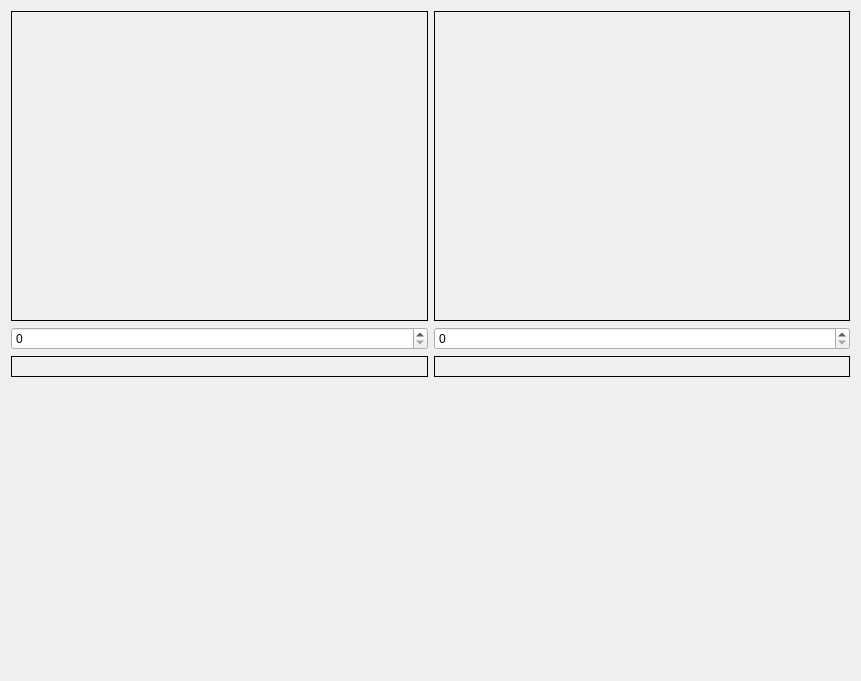
First picture: the form in StereoVision/widgetsettings.ui, repository dzikipasterz/StareoVision, before the edit.
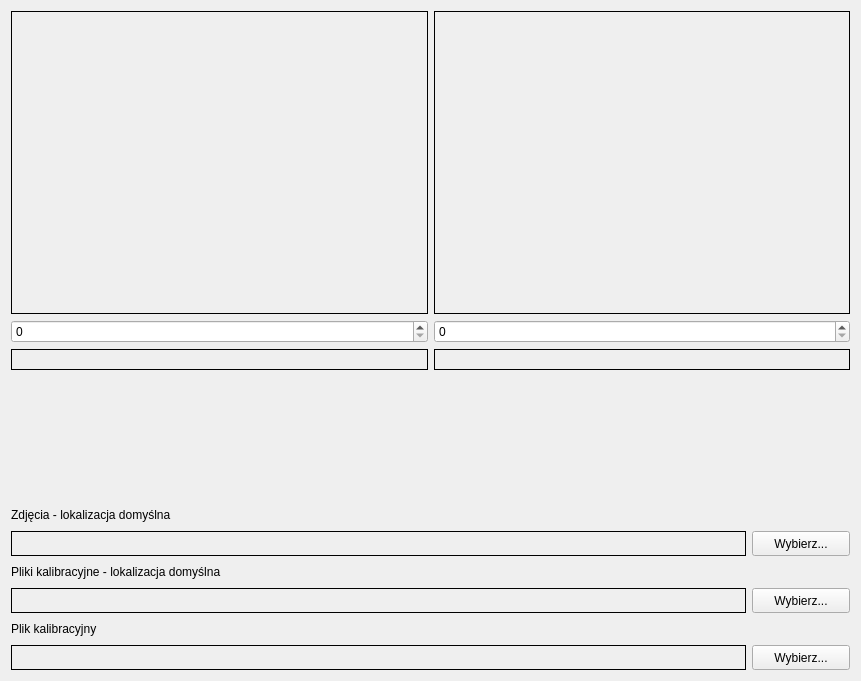
Second picture: the form after the edit.

What changed in the file:
```diff
--- a/StereoVision/widgetsettings.ui
+++ b/StereoVision/widgetsettings.ui
@@ -22,84 +22,24 @@
   <layout class="QVBoxLayout" name="verticalLayout">
    <item>
     <layout class="QGridLayout" name="gridLayout">
-     <item row="1" column="1">
-      <widget class="QSpinBox" name="rightCameraId"/>
-     </item>
-     <item row="1" column="0">
-      <widget class="QSpinBox" name="leftCameraId">
-       <property name="maximum">
-        <number>5</number>
-       </property>
-      </widget>
-     </item>
-     <item row="2" column="0">
-      <widget class="QLabel" name="labelLeftCameraStatus">
-       <property name="minimumSize">
-        <size>
-         <width>411</width>
-         <height>21</height>
-        </size>
-       </property>
-       <property name="maximumSize">
-        <size>
-         <width>2000</width>
-         <height>21</height>
-        </size>
-       </property>
-       <property name="frameShape">
-        <enum>QFrame::Box</enum>
-       </property>
-       <property name="text">
-        <string/>
-       </property>
-      </widget>
-     </item>
      <item row="2" column="1">
       <widget class="QLabel" name="labelRightCameraStatus">
-       <property name="minimumSize">
-        <size>
-         <width>411</width>
-         <height>21</height>
-        </size>
-       </property>
-       <property name="maximumSize">
-        <size>
-         <width>2000</width>
-         <height>21</height>
-        </size>
-       </property>
-       <property name="frameShape">
-        <enum>QFrame::Box</enum>
-       </property>
-       <property name="text">
-        <string/>
-       </property>
-      </widget>
-     </item>
-     <item row="0" column="1">
-      <widget class="QLabel" name="rightCamera">
        <property name="sizePolicy">
-        <sizepolicy hsizetype="MinimumExpanding" vsizetype="MinimumExpanding">
+        <sizepolicy hsizetype="MinimumExpanding" vsizetype="Preferred">
          <horstretch>0</horstretch>
          <verstretch>0</verstretch>
         </sizepolicy>
        </property>
        <property name="minimumSize">
         <size>
-         <width>412</width>
-         <height>303</height>
+         <width>411</width>
+         <height>21</height>
         </size>
        </property>
-       <property name="sizeIncrement">
+       <property name="maximumSize">
         <size>
-         <width>4</width>
-         <height>3</height>
-        </size>
-       </property>
-       <property name="baseSize">
-        <size>
-         <width>412</width>
-         <height>303</height>
+         <width>2000</width>
+         <height>21</height>
         </size>
        </property>
        <property name="frameShape">
@@ -113,7 +53,7 @@
      <item row="0" column="0">
       <widget class="QLabel" name="leftCamera">
        <property name="sizePolicy">
-        <sizepolicy hsizetype="MinimumExpanding" vsizetype="MinimumExpanding">
+        <sizepolicy hsizetype="Expanding" vsizetype="Preferred">
          <horstretch>0</horstretch>
          <verstretch>0</verstretch>
         </sizepolicy>
@@ -144,24 +84,262 @@
        </property>
       </widget>
      </item>
+     <item row="2" column="0">
+      <widget class="QLabel" name="labelLeftCameraStatus">
+       <property name="sizePolicy">
+        <sizepolicy hsizetype="MinimumExpanding" vsizetype="Preferred">
+         <horstretch>0</horstretch>
+         <verstretch>0</verstretch>
+        </sizepolicy>
+       </property>
+       <property name="minimumSize">
+        <size>
+         <width>411</width>
+         <height>21</height>
+        </size>
+       </property>
+       <property name="maximumSize">
+        <size>
+         <width>2000</width>
+         <height>21</height>
+        </size>
+       </property>
+       <property name="frameShape">
+        <enum>QFrame::Box</enum>
+       </property>
+       <property name="text">
+        <string/>
+       </property>
+      </widget>
+     </item>
+     <item row="0" column="1">
+      <widget class="QLabel" name="rightCamera">
+       <property name="sizePolicy">
+        <sizepolicy hsizetype="Preferred" vsizetype="Preferred">
+         <horstretch>0</horstretch>
+         <verstretch>0</verstretch>
+        </sizepolicy>
+       </property>
+       <property name="minimumSize">
+        <size>
+         <width>412</width>
+         <height>303</height>
+        </size>
+       </property>
+       <property name="sizeIncrement">
+        <size>
+         <width>4</width>
+         <height>3</height>
+        </size>
+       </property>
+       <property name="baseSize">
+        <size>
+         <width>412</width>
+         <height>303</height>
+        </size>
+       </property>
+       <property name="frameShape">
+        <enum>QFrame::Box</enum>
+       </property>
+       <property name="text">
+        <string/>
+       </property>
+      </widget>
+     </item>
+     <item row="1" column="0">
+      <widget class="QSpinBox" name="leftCameraId">
+       <property name="maximum">
+        <number>5</number>
+       </property>
+      </widget>
+     </item>
+     <item row="1" column="1">
+      <widget class="QSpinBox" name="rightCameraId"/>
+     </item>
     </layout>
    </item>
    <item>
-    <spacer name="verticalSpacer">
+    <spacer name="verticalSpacer_2">
      <property name="orientation">
       <enum>Qt::Vertical</enum>
      </property>
      <property name="sizeType">
-      <enum>QSizePolicy::Fixed</enum>
+      <enum>QSizePolicy::Minimum</enum>
      </property>
      <property name="sizeHint" stdset="0">
       <size>
-       <width>0</width>
-       <height>293</height>
+       <width>20</width>
+       <height>129</height>
       </size>
      </property>
     </spacer>
    </item>
+   <item>
+    <layout class="QGridLayout" name="gridLayout_5">
+     <item row="5" column="0">
+      <widget class="QLabel" name="labelCalibFileDescription">
+       <property name="maximumSize">
+        <size>
+         <width>16777215</width>
+         <height>25</height>
+        </size>
+       </property>
+       <property name="text">
+        <string>Plik kalibracyjny</string>
+       </property>
+      </widget>
+     </item>
+     <item row="2" column="1">
+      <widget class="QPushButton" name="pushButtonSelectDirectory">
+       <property name="minimumSize">
+        <size>
+         <width>0</width>
+         <height>25</height>
+        </size>
+       </property>
+       <property name="maximumSize">
+        <size>
+         <width>100</width>
+         <height>25</height>
+        </size>
+       </property>
+       <property name="text">
+        <string>Wybierz...</string>
+       </property>
+      </widget>
+     </item>
+     <item row="6" column="1">
+      <widget class="QPushButton" name="pushButtonSelectCalibFile">
+       <property name="minimumSize">
+        <size>
+         <width>0</width>
+         <height>25</height>
+        </size>
+       </property>
+       <property name="maximumSize">
+        <size>
+         <width>100</width>
+         <height>25</height>
+        </size>
+       </property>
+       <property name="text">
+        <string>Wybierz...</string>
+       </property>
+      </widget>
+     </item>
+     <item row="1" column="0">
+      <widget class="QLabel" name="labelSavePictDirDescription">
+       <property name="maximumSize">
+        <size>
+         <width>16777215</width>
+         <height>25</height>
+        </size>
+       </property>
+       <property name="text">
+        <string>Zdjęcia - lokalizacja domyślna</string>
+       </property>
+      </widget>
+     </item>
+     <item row="6" column="0">
+      <widget class="QLabel" name="labelCalibFile">
+       <property name="minimumSize">
+        <size>
+         <width>735</width>
+         <height>25</height>
+        </size>
+       </property>
+       <property name="maximumSize">
+        <size>
+         <width>12000</width>
+         <height>25</height>
+        </size>
+       </property>
+       <property name="frameShape">
+        <enum>QFrame::Box</enum>
+       </property>
+       <property name="text">
+        <string/>
+       </property>
+      </widget>
+     </item>
+     <item row="3" column="0">
+      <widget class="QLabel" name="labelCalibFilesDescription">
+       <property name="maximumSize">
+        <size>
+         <width>16777215</width>
+         <height>25</height>
+        </size>
+       </property>
+       <property name="text">
+        <string>Pliki kalibracyjne - lokalizacja domyślna</string>
+       </property>
+      </widget>
+     </item>
+     <item row="4" column="0">
+      <widget class="QLabel" name="labelCalibFile_2">
+       <property name="minimumSize">
+        <size>
+         <width>735</width>
+         <height>25</height>
+        </size>
+       </property>
+       <property name="maximumSize">
+        <size>
+         <width>12000</width>
+         <height>25</height>
+        </size>
+       </property>
+       <property name="frameShape">
+        <enum>QFrame::Box</enum>
+       </property>
+       <property name="text">
+        <string/>
+       </property>
+      </widget>
+     </item>
+     <item row="2" column="0">
+      <widget class="QLabel" name="labelSavePictDir">
+       <property name="minimumSize">
+        <size>
+         <width>735</width>
+         <height>25</height>
+        </size>
+       </property>
+       <property name="maximumSize">
+        <size>
+         <width>12000</width>
+         <height>25</height>
+        </size>
+       </property>
+       <property name="frameShape">
+        <enum>QFrame::Box</enum>
+       </property>
+       <property name="text">
+        <string/>
+       </property>
+      </widget>
+     </item>
+     <item row="4" column="1">
+      <widget class="QPushButton" name="pushButtonSelectCalibDir">
+       <property name="minimumSize">
+        <size>
+         <width>0</width>
+         <height>25</height>
+        </size>
+       </property>
+       <property name="maximumSize">
+        <size>
+         <width>100</width>
+         <height>25</height>
+        </size>
+       </property>
+       <property name="text">
+        <string>Wybierz...</string>
+       </property>
+      </widget>
+     </item>
+    </layout>
+   </item>
   </layout>
  </widget>
  <resources/>
```
